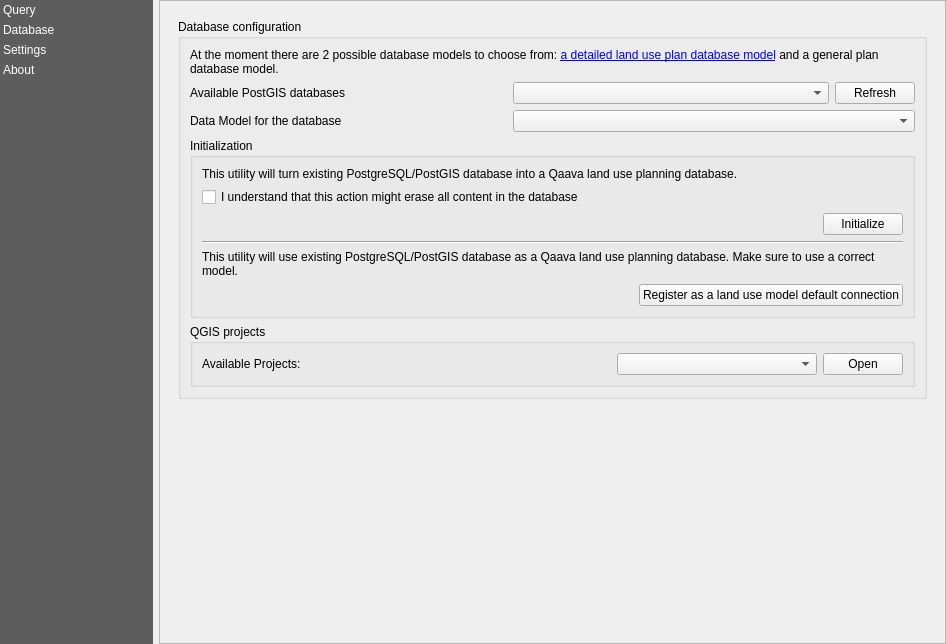
Qt form Qaava/resources/ui/main_dialog.ui (GispoCoding/qaava-qgis-plugin) before a commit.
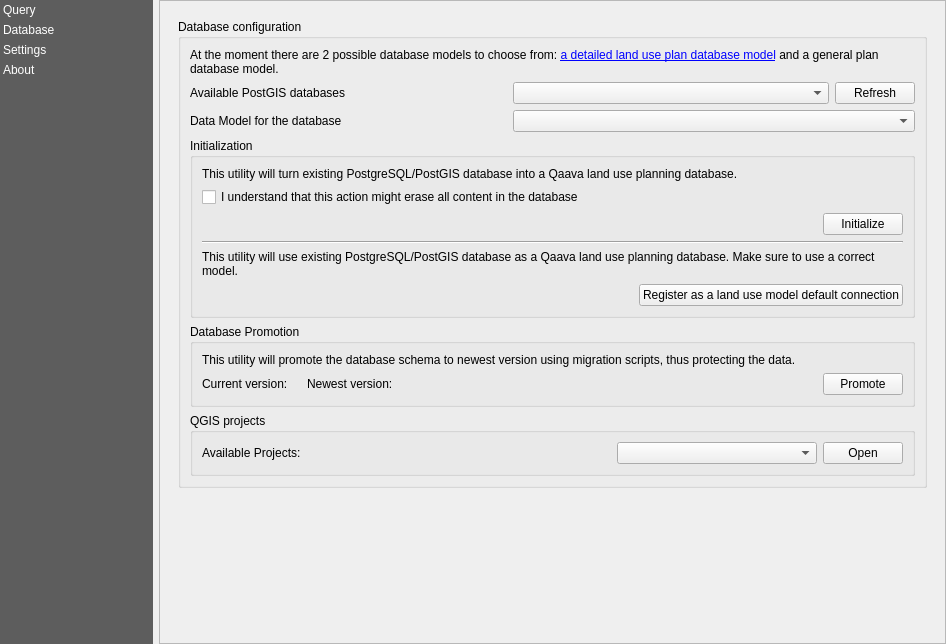
The same form after that commit. The open tabs and pages were chosen to show the change. Custom widgets are drawn as their Qt base class.

Commit message: #25: Add UI for promoting the database

Patch:
```diff
--- a/Qaava/resources/ui/main_dialog.ui
+++ b/Qaava/resources/ui/main_dialog.ui
@@ -369,7 +369,7 @@
                         </layout>
                     </widget>
                     <widget class="QWidget" name="database">
-                        <layout class="QVBoxLayout" name="verticalLayout_13">
+            <layout class="QVBoxLayout" name="verticalLayout_18">
                             <item>
                                 <widget class="QGroupBox" name="groupBox_6">
                                     <property name="title">
@@ -530,6 +530,79 @@
                   </layout>
                  </widget>
                 </item>
+                <item>
+                 <widget class="QgsCollapsibleGroupBox" name="mGroupBox_5">
+                  <property name="title">
+                   <string>Database Promotion</string>
+                  </property>
+                  <layout class="QVBoxLayout" name="verticalLayout_17">
+                   <item>
+                    <widget class="QLabel" name="label_8">
+                     <property name="text">
+                      <string>&lt;html&gt;&lt;head/&gt;&lt;body&gt;&lt;p&gt;This utility will promote the database
+                       schema to newest version using migration scripts, thus protecting the data.&lt;/p&gt;&lt;/body&gt;&lt;/html&gt;
+                      </string>
+                     </property>
+                     <property name="wordWrap">
+                      <bool>true</bool>
+                     </property>
+                    </widget>
+                   </item>
+                   <item>
+                    <layout class="QHBoxLayout" name="horizontalLayout_8">
+                     <item>
+                      <widget class="QLabel" name="label_7">
+                       <property name="text">
+                        <string>Current version:</string>
+                       </property>
+                      </widget>
+                     </item>
+                     <item>
+                      <widget class="QLabel" name="db_l_curr_version">
+                       <property name="text">
+                        <string>&lt;placeholder&gt;</string>
+                       </property>
+                      </widget>
+                     </item>
+                     <item>
+                      <widget class="QLabel" name="label_9">
+                       <property name="text">
+                        <string>Newest version:</string>
+                       </property>
+                      </widget>
+                     </item>
+                     <item>
+                      <widget class="QLabel" name="db_l_new_version">
+                       <property name="text">
+                        <string>&lt;placeholder&gt;</string>
+                       </property>
+                      </widget>
+                     </item>
+                     <item>
+                      <spacer name="horizontalSpacer_5">
+                       <property name="orientation">
+                        <enum>Qt::Horizontal</enum>
+                       </property>
+                       <property name="sizeHint" stdset="0">
+                        <size>
+                         <width>40</width>
+                         <height>20</height>
+                        </size>
+                       </property>
+                      </spacer>
+                     </item>
+                     <item>
+                      <widget class="QPushButton" name="db_btn_promote">
+                       <property name="text">
+                        <string>Promote</string>
+                       </property>
+                      </widget>
+                     </item>
+                    </layout>
+                   </item>
+                  </layout>
+                 </widget>
+                </item>
                 <item>
                  <widget class="QgsCollapsibleGroupBox" name="mGroupBox_2">
                   <property name="title">
```
Left out of the diff: 14 changed lines with no effect on the pictures. Lines whose indentation alone changed are shown as unchanged. The commit also changes 1 other file.
